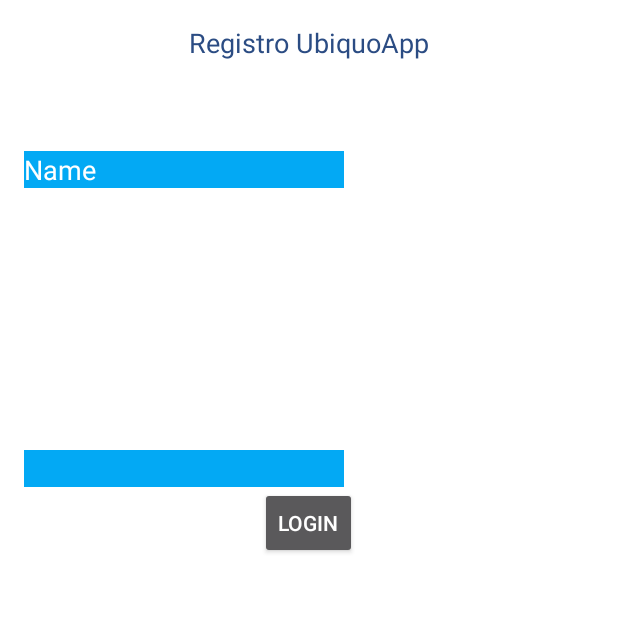
After one commit to jamsac2012/Ubiquo-App, an Android app: the Login screen opened directly, with no data from a screen before it, on a phone screen of 412 x 824 dp, the top half of it. The commit adds this screen. Run offline under Robolectric (Android 15) with nearby library versions, the phone set to English and light mode, and no system bars.

Commit message:
22 Refactor:  Apariencia y Creacion de Actividad Login
- Cambios sutiles en la apariencia del Card_Row.
- Pruebas en la forma como debe cargar una activity u otra
  dependiendo de un parametro que se encuentre en una
  constante de una Activity.
- Creación de una Activity Login para confirmar que el usuario
  existe en la BD de Ubiquo y este activo.

```diff
--- a/app/src/main/AndroidManifest.xml
+++ b/app/src/main/AndroidManifest.xml
@@ -23,6 +23,9 @@
 
     <uses-permission android:name="la.applica.ubiquo.permission.C2D_MESSAGE" />
 
+    <android:uses-permission android:name="android.permission.WRITE_EXTERNAL_STORAGE" />
+    <android:uses-permission android:name="android.permission.READ_PHONE_STATE" />
+    <android:uses-permission android:name="android.permission.READ_EXTERNAL_STORAGE" />
 
     <application
         android:allowBackup="true"
@@ -59,6 +62,10 @@
             android:name=".Msg_Activity"
             android:label="@string/title_activity_msg_" >
         </activity>
+        <activity
+            android:name=".Login"
+            android:label="@string/title_activity_login" >
+        </activity>
     </application>
 
 </manifest>
--- /dev/null
+++ b/app/src/main/java/la/applica/ubiquo/Login.java
@@ -0,0 +1,37 @@
+package la.applica.ubiquo;
+
+import android.support.v7.app.AppCompatActivity;
+import android.os.Bundle;
+import android.view.Menu;
+import android.view.MenuItem;
+
+public class Login extends AppCompatActivity {
+
+    @Override
+    protected void onCreate(Bundle savedInstanceState) {
+        super.onCreate(savedInstanceState);
+        setContentView(R.layout.activity_login);
+    }
+
+    @Override
+    public boolean onCreateOptionsMenu(Menu menu) {
+        // Inflate the menu; this adds items to the action bar if it is present.
+        getMenuInflater().inflate(R.menu.menu_login, menu);
+        return true;
+    }
+
+    @Override
+    public boolean onOptionsItemSelected(MenuItem item) {
+        // Handle action bar item clicks here. The action bar will
+        // automatically handle clicks on the Home/Up button, so long
+        // as you specify a parent activity in AndroidManifest.xml.
+        int id = item.getItemId();
+
+        //noinspection SimplifiableIfStatement
+        if (id == R.id.action_settings) {
+            return true;
+        }
+
+        return super.onOptionsItemSelected(item);
+    }
+}
--- a/app/src/main/java/la/applica/ubiquo/MainActivity.java
+++ b/app/src/main/java/la/applica/ubiquo/MainActivity.java
@@ -38,7 +38,7 @@ import la.applica.ubiquo.Model.Notificacion;
 
 public class MainActivity extends AppCompatActivity{
 
-
+    public static final int sw = 0;
     private RecyclerView mRecyclerView;
 
 
--- a/app/src/main/java/la/applica/ubiquo/Splash_Screen.java
+++ b/app/src/main/java/la/applica/ubiquo/Splash_Screen.java
@@ -21,6 +21,11 @@ public class Splash_Screen extends Activity {
         super.onCreate(savedInstanceState);
         setContentView(R.layout.activity_splash__screen);
 
+        if (MainActivity.sw==0){
+            Intent i= new Intent(this,MainActivity.class);
+            startActivity(i);
+            finish();
+        }else {
 
             TimerTask task = new TimerTask() {
                 @Override
@@ -31,7 +36,7 @@ public class Splash_Screen extends Activity {
 
             Timer timer = new Timer();
             timer.schedule(task, splashDelay);//Pasado los 5 segundos dispara la tarea
-
+        }
     }
 
     private void pasar(){
--- /dev/null
+++ b/app/src/main/res/layout/activity_login.xml
@@ -0,0 +1,79 @@
+<RelativeLayout xmlns:android="http://schemas.android.com/apk/res/android"
+    xmlns:tools="http://schemas.android.com/tools"
+    android:layout_width="match_parent"
+    android:layout_height="match_parent"
+    android:paddingLeft="@dimen/activity_horizontal_margin"
+    android:paddingRight="@dimen/activity_horizontal_margin"
+    android:paddingTop="@dimen/activity_vertical_margin"
+    android:background="#ffff"
+    android:orientation="vertical"
+    android:paddingBottom="@dimen/activity_vertical_margin" tools:context="la.applica.ubiquo.Login">
+
+
+    <TextView
+        android:layout_width="wrap_content"
+        android:layout_height="wrap_content"
+        android:textAppearance="?android:attr/textAppearanceMedium"
+        android:text="@string/tv_login_title"
+        android:id="@+id/tv_login_title"
+        android:textColor="@color/primary_dark_color"
+        android:layout_alignParentTop="true"
+        android:layout_centerHorizontal="true" />
+
+    <TextView
+        android:layout_width="wrap_content"
+        android:layout_height="wrap_content"
+        android:textAppearance="?android:attr/textAppearanceSmall"
+        android:text="Small Text"
+        android:textColor="@color/primary_dark_color"
+        android:id="@+id/textView2"
+        android:layout_below="@+id/tv_login_title"
+        android:layout_toLeftOf="@+id/tv_login_title"
+        android:layout_toStartOf="@+id/tv_login_title"
+        android:layout_marginTop="65dp" />
+
+    <EditText
+        android:layout_width="wrap_content"
+        android:layout_height="wrap_content"
+        android:inputType="textPersonName"
+        android:text="Name"
+        android:background="@color/primary_color"
+        android:ems="10"
+        android:id="@+id/editText"
+        android:layout_alignBottom="@+id/textView2"
+        android:layout_alignLeft="@+id/textView"
+        android:layout_alignStart="@+id/textView" />
+
+    <TextView
+        android:layout_width="wrap_content"
+        android:layout_height="wrap_content"
+        android:textAppearance="?android:attr/textAppearanceSmall"
+        android:text="Small Text"
+        android:textColor="@color/primary_dark_color"
+        android:id="@+id/textView3"
+        android:layout_below="@+id/textView2"
+        android:layout_toLeftOf="@+id/editText"
+        android:layout_toStartOf="@+id/editText"
+        android:layout_marginTop="36dp" />
+
+    <EditText
+        android:layout_width="wrap_content"
+        android:layout_height="wrap_content"
+        android:inputType="textPassword"
+        android:ems="10"
+        android:background="@color/primary_color"
+        android:id="@+id/editText2"
+        android:layout_alignBottom="@+id/textView3"
+        android:layout_alignLeft="@+id/editText"
+        android:layout_alignStart="@+id/editText" />
+
+    <Button
+        style="?android:attr/buttonStyleSmall"
+        android:layout_width="wrap_content"
+        android:layout_height="wrap_content"
+        android:text="@string/bt_login"
+        android:id="@+id/button"
+        android:layout_below="@+id/textView3"
+        android:layout_centerHorizontal="true" />
+
+</RelativeLayout>
--- a/app/src/main/res/layout/activity_main.xml
+++ b/app/src/main/res/layout/activity_main.xml
@@ -3,7 +3,7 @@
     android:layout_height="fill_parent"
     android:orientation="vertical"
     android:fitsSystemWindows="true"
-    android:background="@android:color/white">
+    android:background="#E0E0E0">
 
     <include
         layout="@layout/toolbar"
--- a/app/src/main/res/layout/card_row.xml
+++ b/app/src/main/res/layout/card_row.xml
@@ -27,7 +27,7 @@
 
         <TextView
             android:layout_width="wrap_content"
-            android:layout_height="wrap_content"
+            android:layout_height="20dp"
             android:textAppearance="?android:attr/textAppearanceSmall"
             android:text="Titulo"
             android:id="@+id/tv_titulo"
--- /dev/null
+++ b/app/src/main/res/menu/menu_login.xml
@@ -0,0 +1,6 @@
+<menu xmlns:android="http://schemas.android.com/apk/res/android"
+    xmlns:app="http://schemas.android.com/apk/res-auto"
+    xmlns:tools="http://schemas.android.com/tools" tools:context="la.applica.ubiquo.Login">
+    <item android:id="@+id/action_settings" android:title="@string/action_settings"
+        android:orderInCategory="100" app:showAsAction="never" />
+</menu>
--- a/app/src/main/res/values/strings.xml
+++ b/app/src/main/res/values/strings.xml
@@ -8,4 +8,10 @@
     <string name="title_activity_splash__screen">Ubiquo Splash</string>
     <string name="text_url">Remite:</string>
     <string name="title_activity_msg_">Mensaje</string>
+    <string name="title_activity_login">Login</string>
+    <string name="tv_login_title">Registro UbiquoApp</string>
+    <string name="bt_login">Login</string>
+    <string name="tv_login_user">Usuario</string>
+    <string name="tv_login_pass">Password</string>
+
 </resources>
```
